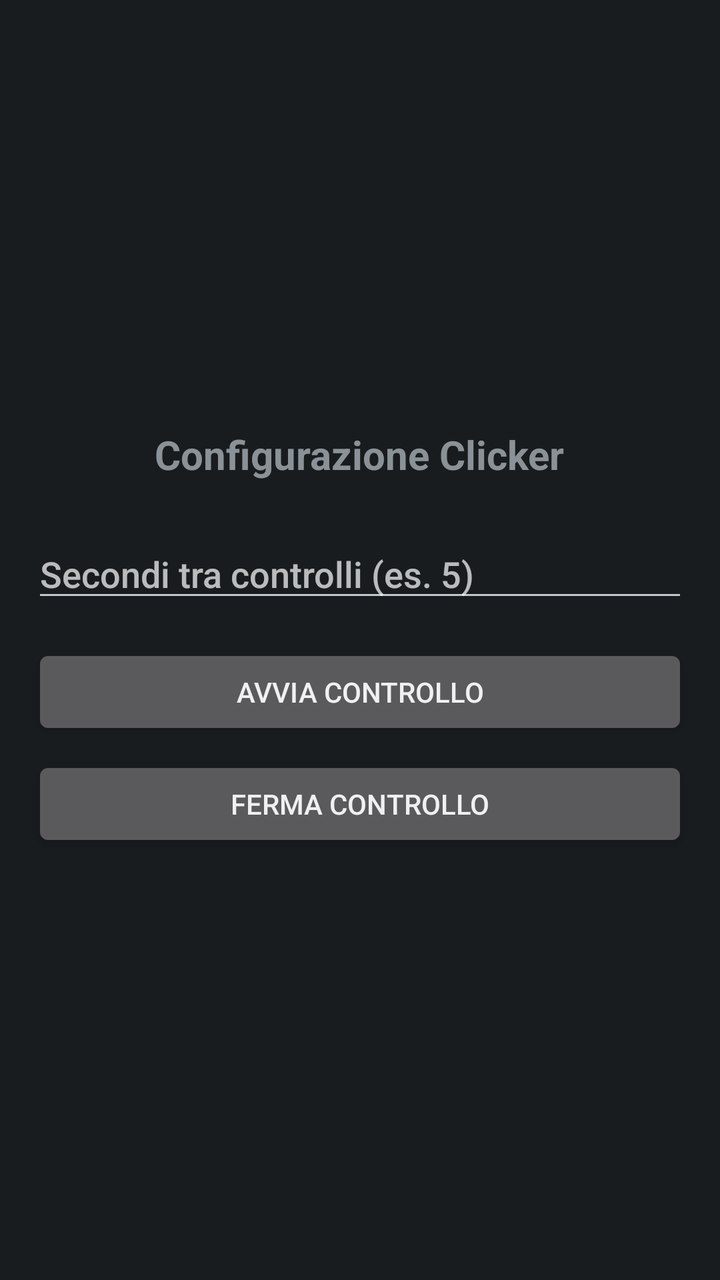
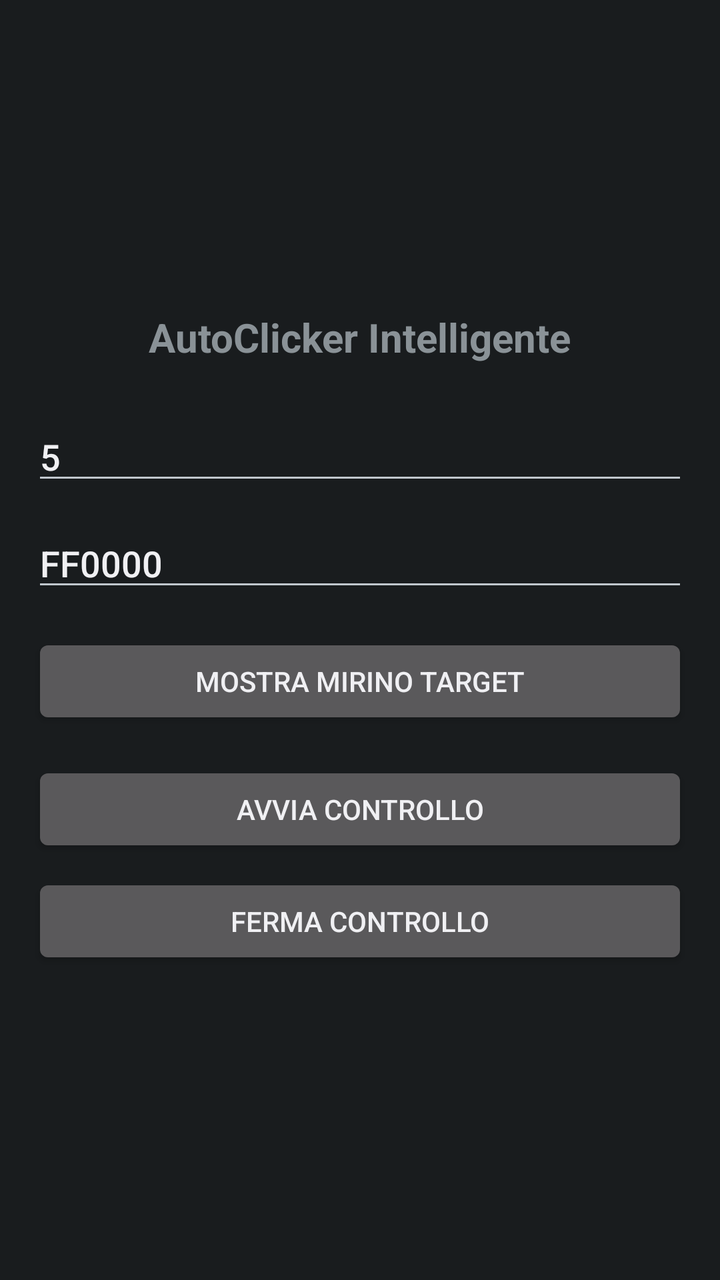

An Android layout rendered at two revisions. The XML below is the earlier revision; the diff shows what the commit changed to produce the second picture.
<!-- AndroidManifest.xml: application theme android:Theme.DeviceDefault -->
<!-- res/layout/activity_main.xml -->
<?xml version="1.0" encoding="utf-8"?>
<LinearLayout xmlns:android="http://schemas.android.com/apk/res/android"
    android:layout_width="match_parent"
    android:layout_height="match_parent"
    android:orientation="vertical"
    android:padding="16dp"
    android:gravity="center">

    <TextView
        android:layout_width="wrap_content"
        android:layout_height="wrap_content"
        android:text="Configurazione Clicker"
        android:textSize="20sp"
        android:textStyle="bold"
        android:layout_marginBottom="24dp"/>

    <EditText
        android:id="@+id/editSeconds"
        android:layout_width="match_parent"
        android:layout_height="wrap_content"
        android:hint="Secondi tra controlli (es. 5)"
        android:inputType="number"
        android:layout_marginBottom="16dp"/>

    <Button
        android:id="@+id/btnStart"
        android:layout_width="match_parent"
        android:layout_height="wrap_content"
        android:text="Avvia Controllo"
        android:layout_marginBottom="8dp"/>

    <Button
        android:id="@+id/btnStop"
        android:layout_width="match_parent"
        android:layout_height="wrap_content"
        android:text="Ferma Controllo"/>
</LinearLayout>
<!-- resources referenced by this layout -->
<resources>

</resources>

<!-- the commit's change to res/layout/activity_main.xml (unified diff, before → after) -->
@@ -9,7 +9,7 @@
     <TextView
         android:layout_width="wrap_content"
         android:layout_height="wrap_content"
-        android:text="Configurazione Clicker"
+        android:text="AutoClicker Intelligente"
         android:textSize="20sp"
         android:textStyle="bold"
         android:layout_marginBottom="24dp"/>
@@ -19,7 +19,25 @@
         android:layout_width="match_parent"
         android:layout_height="wrap_content"
         android:hint="Secondi tra controlli (es. 5)"
+        android:text="5"
         android:inputType="number"
+        android:layout_marginBottom="12dp"/>
+
+    <EditText
+        android:id="@+id/editColor"
+        android:layout_width="match_parent"
+        android:layout_height="wrap_content"
+        android:hint="Colore in HEX (es. FF0000 per Rosso)"
+        android:text="FF0000"
+        android:inputType="text"
+        android:layout_marginBottom="16dp"/>
+
+    
+    <Button
+        android:id="@+id/btnToggleTarget"
+        android:layout_width="match_parent"
+        android:layout_height="wrap_content"
+        android:text="Mostra Mirino Target"
         android:layout_marginBottom="16dp"/>
 
     <Button
